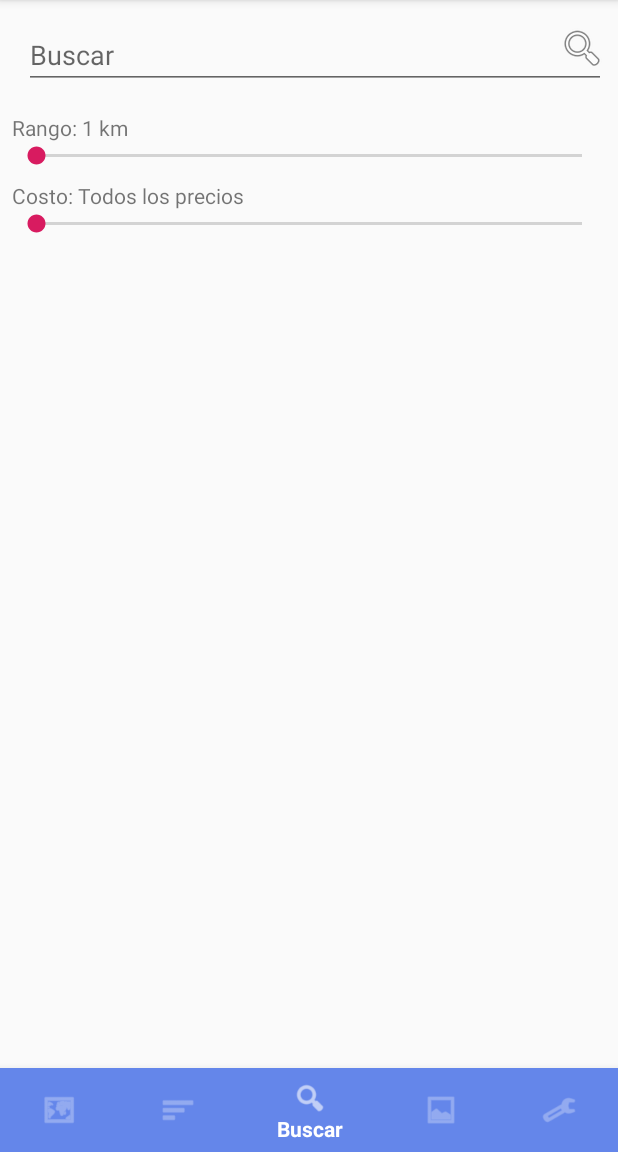
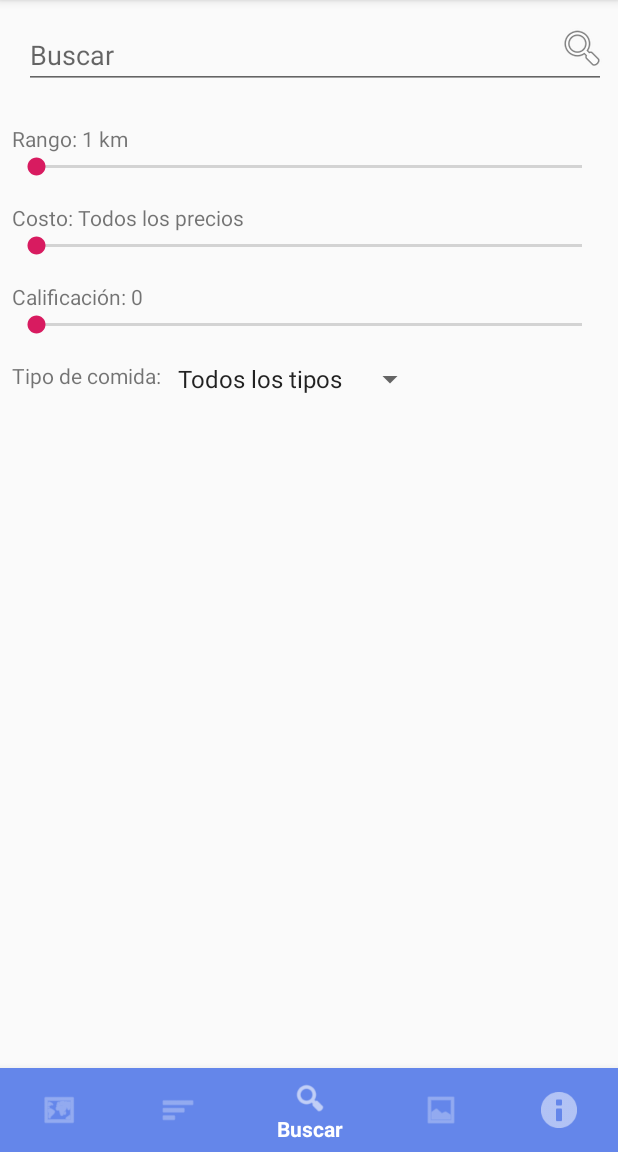
Before and after one commit to agarita/Proyecto1-Electiva, an Android app: the fragment Fragment_Acerca_De placed in its activity, item 3 of the bottom bar chosen, on a phone screen of 412 x 824 dp, the part 84-1236 px from its top. Run offline under Robolectric (Android 15) with nearby library versions, the phone set to English and light mode, and no system bars.

Commit message:
Se agrega Acerca De y poder crear marcadores en el mapa
También se agrega algunas opciones de busqueda

```diff
--- a/Aplicacion/app/src/main/java/com/example/restaurantes/Fragment_Configuracion.java
+++ b/Aplicacion/app/src/main/java/com/example/restaurantes/Fragment_Acerca_De.java
@@ -1,18 +1,16 @@
 package com.example.restaurantes;
 
-import android.content.Intent;
 import android.support.v4.app.Fragment;
-import android.support.v7.app.AppCompatActivity;
 import android.os.Bundle;
 import android.view.LayoutInflater;
 import android.view.View;
 import android.view.ViewGroup;
 
-public class Fragment_Configuracion extends Fragment {
+public class Fragment_Acerca_De extends Fragment {
     View rootView;
 
-    public static Fragment_Configuracion newInstance() {
-        Fragment_Configuracion fragment = new Fragment_Configuracion();
+    public static Fragment_Acerca_De newInstance() {
+        Fragment_Acerca_De fragment = new Fragment_Acerca_De();
         // TODO recibir datos necesarios
         return fragment;
     }
@@ -21,7 +19,7 @@ public class Fragment_Configuracion extends Fragment {
     public View onCreateView(LayoutInflater inflater, ViewGroup container,
                              Bundle savedInstanceState) {
         // Inflate the layout for this fragment
-        rootView= inflater.inflate(R.layout.fragment_configuracion, container, false);
+        rootView= inflater.inflate(R.layout.fragment_acerca_de, container, false);
 
         return rootView;
     }
--- a/Aplicacion/app/src/main/java/com/example/restaurantes/Fragment_Busca.java
+++ b/Aplicacion/app/src/main/java/com/example/restaurantes/Fragment_Busca.java
@@ -5,12 +5,16 @@ import android.os.Build;
 import android.support.v4.app.Fragment;
 import android.support.v7.app.AppCompatActivity;
 import android.os.Bundle;
+import android.view.KeyEvent;
 import android.view.LayoutInflater;
 import android.view.View;
 import android.view.ViewGroup;
+import android.view.inputmethod.EditorInfo;
+import android.widget.ArrayAdapter;
 import android.widget.EditText;
 import android.widget.ImageView;
 import android.widget.SeekBar;
+import android.widget.Spinner;
 import android.widget.TextView;
 import android.widget.Toast;
 
@@ -30,6 +34,8 @@ public class Fragment_Busca extends Fragment {
         rootView= inflater.inflate(R.layout.fragment_busca, container, false);
 
         inicializarSeekBars();
+        inicializarSpinnerTiposComidas();
+        inicializarTxtBusqueda();
 
         ImageView imgBusqueda = rootView.findViewById(R.id.btnBuscar);
         imgBusqueda.setOnClickListener(new View.OnClickListener() {
@@ -43,6 +49,37 @@ public class Fragment_Busca extends Fragment {
         return rootView;
     }
 
+    private void inicializarTxtBusqueda() {
+        EditText busqueda=rootView.findViewById(R.id.txtBuscar);
+        busqueda.setOnEditorActionListener(new TextView.OnEditorActionListener() {
+            @Override
+            public boolean onEditorAction(TextView v, int actionId, KeyEvent event) {
+                if (actionId == EditorInfo.IME_ACTION_DONE) {
+                    buscar();
+                    return true;
+                }
+                return false;
+            }
+        });
+    }
+
+    private void inicializarSpinnerTiposComidas() {
+        Spinner spTiposComidas =rootView.findViewById(R.id.spTipoComida);
+
+        String[] arrayTiposComida = obtenerTiposComida();
+
+        ArrayAdapter<String> adapter = new ArrayAdapter<String>(getContext(),
+                android.R.layout.simple_spinner_item, arrayTiposComida);
+        adapter.setDropDownViewResource(android.R.layout.simple_spinner_dropdown_item);
+        spTiposComidas.setAdapter(adapter);
+    }
+
+    private String[] obtenerTiposComida() {
+        //Todo obtener tipos de comida BD
+        String[] arrayTiposComida = new String[]{"Todos los tipos"};
+        return arrayTiposComida;
+    }
+
     public void inicializarSeekBars(){
         //Distancia de busqueda
         final SeekBar distaciaSeekbar = rootView.findViewById(R.id.seekDistanciaBusqueda);
@@ -52,63 +89,71 @@ public class Fragment_Busca extends Fragment {
         }
         distaciaSeekbar.setProgress(1);
 
-
         distaciaSeekbar.setOnSeekBarChangeListener(new SeekBar.OnSeekBarChangeListener() {
             @Override
             public void onProgressChanged(SeekBar seekBar, int i, boolean b) {
                 actualizarDistancia(i);
             }
-
             @Override
-            public void onStopTrackingTouch(SeekBar seekBar) {
-
-            }
-
+            public void onStopTrackingTouch(SeekBar seekBar) {            }
             @Override
-            public void onStartTrackingTouch(SeekBar seekBar) {
-
-            }
-
+            public void onStartTrackingTouch(SeekBar seekBar) {            }
         });
 
 
         //Costo de busqueda
         final SeekBar costoSeekbar = rootView.findViewById(R.id.seekCosto);
-        costoSeekbar.setMax(3);
+        costoSeekbar.setMax(4);
         if (Build.VERSION.SDK_INT >= Build.VERSION_CODES.O) {
-            distaciaSeekbar.setMin(1);
+            costoSeekbar.setMin(1);
         }
-        distaciaSeekbar.setProgress(1);
-
+        costoSeekbar.setProgress(1);
 
         costoSeekbar.setOnSeekBarChangeListener(new SeekBar.OnSeekBarChangeListener() {
             @Override
             public void onProgressChanged(SeekBar seekBar, int i, boolean b) {
                 actualizarCosto(i);
             }
+            @Override
+            public void onStopTrackingTouch(SeekBar seekBar) {            }
+            @Override
+            public void onStartTrackingTouch(SeekBar seekBar) {            }
+        });
 
+        //Costo de estrellas
+        final SeekBar estrellasSeekbar = rootView.findViewById(R.id.seekEstrellas);
+        estrellasSeekbar.setMax(5);
+        if (Build.VERSION.SDK_INT >= Build.VERSION_CODES.O) {
+            estrellasSeekbar.setMin(1);
+        }
+        estrellasSeekbar.setProgress(1);
+
+        estrellasSeekbar.setOnSeekBarChangeListener(new SeekBar.OnSeekBarChangeListener() {
             @Override
-            public void onStopTrackingTouch(SeekBar seekBar) {
+            public void onProgressChanged(SeekBar seekBar, int i, boolean b) {
+                actualizarEstrellas(i);
+            }
+            @Override
+            public void onStopTrackingTouch(SeekBar seekBar) {            }
+            @Override
+            public void onStartTrackingTouch(SeekBar seekBar) {            }
+        });
+    }
 
-            }
-
-            @Override
-            public void onStartTrackingTouch(SeekBar seekBar) {
-
-            }
-
-        });
+    private void actualizarEstrellas(int i) {
+        TextView txtEstrellas = rootView.findViewById(R.id.lbEstrellaValor);
+        txtEstrellas.setText(Integer.toString(i));
     }
 
     private void actualizarCosto(int i) {
         TextView txtCosto= rootView.findViewById(R.id.lbCostoValor);
-        if(i==0)
+        if(i==1)
             txtCosto.setText("Todos los precios");
-        else if(i==1)
+        else if(i==2)
             txtCosto.setText("Barato");
-        else if(i==2)
+        else if(i==3)
             txtCosto.setText("Medio");
-        else if(i==3)
+        else if(i==4)
             txtCosto.setText("Caro");
         else
             txtCosto.setText("Error");
--- a/Aplicacion/app/src/main/java/com/example/restaurantes/MainActivity.java
+++ b/Aplicacion/app/src/main/java/com/example/restaurantes/MainActivity.java
@@ -1,15 +1,12 @@
 package com.example.restaurantes;
 
-import android.content.Intent;
 import android.graphics.drawable.ColorDrawable;
 import android.support.annotation.NonNull;
 import android.support.design.widget.BottomNavigationView;
 import android.support.v4.app.Fragment;
 import android.support.v7.app.AppCompatActivity;
 import android.os.Bundle;
-import android.text.Html;
 import android.view.MenuItem;
-import android.view.View;
 
 public class MainActivity extends AppCompatActivity {
 
@@ -63,7 +60,7 @@ public class MainActivity extends AppCompatActivity {
                         return true;
                     case R.id.nav_configuraciones:
                         mainNav.setItemBackgroundResource(R.color.colorMapa);
-                        fragment_nuevo = new Fragment_Configuracion();
+                        fragment_nuevo = new Fragment_Acerca_De();
                         setFragment(fragment_nuevo);
                         getSupportActionBar().setBackgroundDrawable(new ColorDrawable(getResources().getColor(R.color.colorMapa)));
                         return true;
--- a/Aplicacion/app/src/main/res/layout/fragment_busca.xml
+++ b/Aplicacion/app/src/main/res/layout/fragment_busca.xml
@@ -25,6 +25,7 @@
             android:layout_marginBottom="8dp"
             android:layout_marginStart="8dp"
             android:layout_marginTop="8dp"
+            android:inputType="text"
             android:ems="10"
             android:hint="Buscar"
             android:imeOptions="actionDone"
@@ -41,14 +42,14 @@
 
         <TextView
             android:id="@+id/lbDistacia"
-            android:layout_marginTop="8dp"
+            android:layout_marginTop="15dp"
             android:layout_width="wrap_content"
             android:layout_height="wrap_content"
             android:layout_below="@+id/txtBuscar"
             android:text="Rango: "/>
 
         <TextView
-            android:layout_marginTop="8dp"
+            android:layout_marginTop="15dp"
             android:id="@+id/lbDistaciaValor"
             android:layout_width="wrap_content"
             android:layout_height="wrap_content"
@@ -64,14 +65,14 @@
 
         <TextView
             android:id="@+id/lbCosto"
-            android:layout_marginTop="8dp"
+            android:layout_marginTop="15dp"
             android:layout_width="wrap_content"
             android:layout_height="wrap_content"
             android:layout_below="@+id/seekDistanciaBusqueda"
             android:text="Costo: "/>
 
         <TextView
-            android:layout_marginTop="8dp"
+            android:layout_marginTop="15dp"
             android:id="@+id/lbCostoValor"
             android:layout_width="wrap_content"
             android:layout_height="wrap_content"
@@ -85,7 +86,45 @@
             android:layout_height="wrap_content"
             android:layout_below="@+id/lbCostoValor"/>
 
+        <TextView
+            android:id="@+id/lbEstrellas"
+            android:layout_marginTop="15dp"
+            android:layout_width="wrap_content"
+            android:layout_height="wrap_content"
+            android:layout_below="@+id/seekCosto"
+            android:text="Calificación: "/>
 
+        <TextView
+            android:layout_marginTop="15dp"
+            android:id="@+id/lbEstrellaValor"
+            android:layout_width="wrap_content"
+            android:layout_height="wrap_content"
+            android:layout_below="@+id/seekCosto"
+            android:layout_toEndOf="@+id/lbEstrellas"
+            android:text="0" />
+
+        <SeekBar
+            android:id="@+id/seekEstrellas"
+            android:layout_width="match_parent"
+            android:layout_height="wrap_content"
+            android:layout_below="@+id/lbEstrellas"/>
+
+        <TextView
+            android:id="@+id/lbTipoComida"
+            android:layout_marginTop="15dp"
+            android:layout_width="wrap_content"
+            android:layout_height="wrap_content"
+            android:layout_below="@+id/seekEstrellas"
+            android:text="Tipo de comida: "/>
+
+        <Spinner
+            android:id="@+id/spTipoComida"
+            android:layout_width="wrap_content"
+            android:layout_height="wrap_content"
+            android:layout_below="@+id/seekEstrellas"
+            android:layout_marginTop="15dp"
+            android:layout_toEndOf="@+id/lbTipoComida"
+            android:spinnerMode="dropdown" />
 
     </RelativeLayout>
 </android.support.constraint.ConstraintLayout>
--- a/Aplicacion/app/src/main/res/menu/nav_items.xml
+++ b/Aplicacion/app/src/main/res/menu/nav_items.xml
@@ -20,6 +20,6 @@
         android:title="Perfil" />
     <item
         android:id="@+id/nav_configuraciones"
-        android:icon="@android:drawable/ic_menu_manage"
-        android:title="Configuración" />
+        android:icon="@android:drawable/ic_dialog_info"
+        android:title="Acerca de" />
 </menu>
```
Also changed, not shown: Aplicacion/app/src/main/java/com/example/restaurantes/Fragment_Mapa.java (+56 -20 lines), Aplicacion/app/src/main/res/layout/fragment_acerca_de.xml (renamed from Aplicacion/app/src/main/res/layout/fragment_configuracion.xml, +12 -2 lines).
